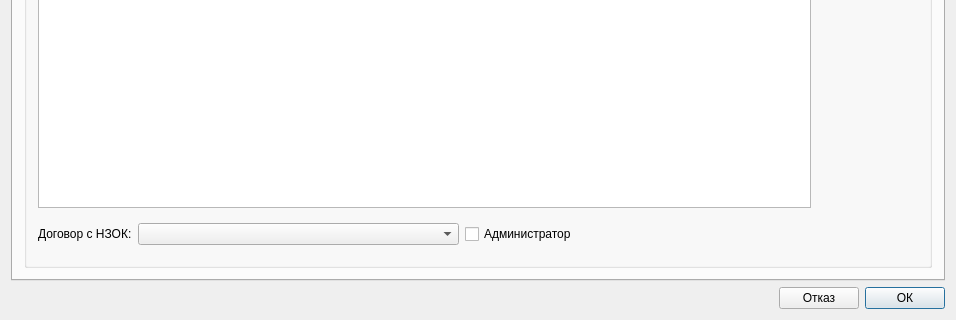
First picture: the form in src/View/Widgets/SettingsDialog.ui, repository thefinalcutbg/DinoDent, before the edit; both pictures show x 0 to 956 and y 337 to 657 of the 956 by 657 pixel window.
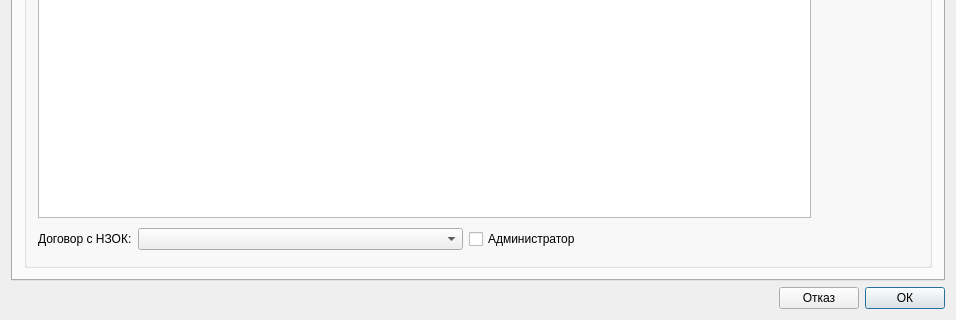
Second picture: the form after the edit. The open tabs and pages were chosen to show the change. Custom widgets are drawn as their Qt base class.

Diff of the .ui file:
```diff
--- a/src/View/Widgets/SettingsDialog.ui
+++ b/src/View/Widgets/SettingsDialog.ui
@@ -1435,20 +1435,17 @@
              </widget>
             </item>
             <item>
-             <spacer name="verticalSpacer_8">
-              <property name="orientation">
-               <enum>Qt::Orientation::Vertical</enum>
-              </property>
-              <property name="sizeType">
-               <enum>QSizePolicy::Policy::Fixed</enum>
-              </property>
-              <property name="sizeHint" stdset="0">
+             <widget class="QLabel" name="label_44">
+              <property name="minimumSize">
                <size>
-                <width>20</width>
-                <height>40</height>
+                <width>0</width>
+                <height>30</height>
                </size>
               </property>
-             </spacer>
+              <property name="text">
+               <string/>
+              </property>
+             </widget>
             </item>
             <item>
              <spacer name="horizontalSpacer">
```
Left out of the diff: 30 changed lines with no effect on the pictures. Lines whose indentation alone changed are shown as unchanged.
